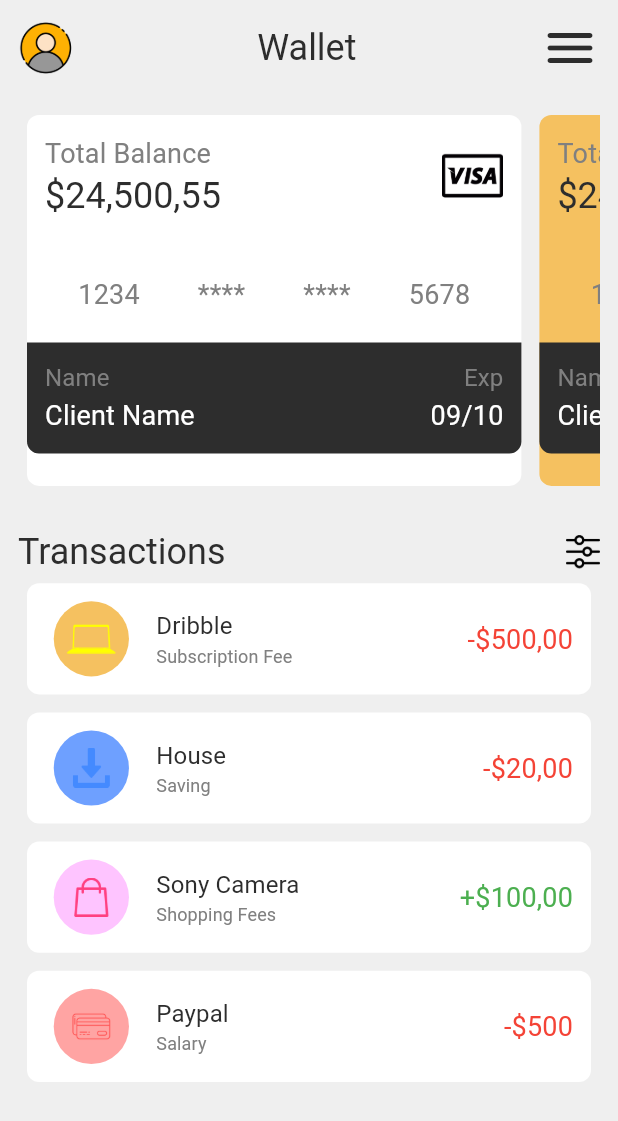
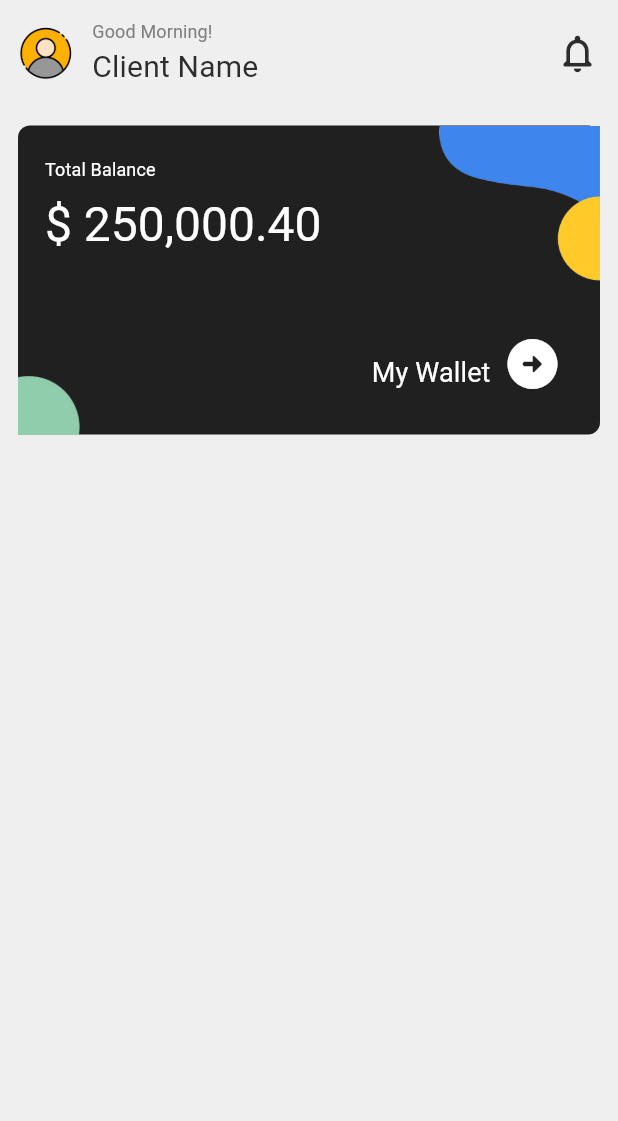
Before and after one commit to SamarKhalid/Fintech_App, a Flutter app: the screen it shows after launch, on a phone screen of 412 x 824 dp. Shown: the top 1121 px of the screen. Run offline on Flutter 3.47's test engine with Material 3 defaults, Android fonts, the phone set to English and light mode, and no system bars; our stand-ins replace flutter_screenutil.

Commit message:
main card

```diff
--- a/lib/main.dart
+++ b/lib/main.dart
@@ -1,3 +1,4 @@
+import 'package:fintech/ui/HomePage.dart';
 import 'package:fintech/ui/WalletPage.dart';
 import 'package:fintech/utils/theme/AppTheme.dart';
 import 'package:flutter/material.dart';
@@ -18,8 +19,12 @@ class MyApp extends StatelessWidget {
       splitScreenMode: true,
       builder: (context, child) {
         return MaterialApp(
+          debugShowCheckedModeBanner: false,
           theme: AppTheme.mainTheme,
-          home: WalletPage(),
+          home: HomePage(),
+          routes: {
+            WalletPage.routeName: (context) => WalletPage(),
+          },
         );
       },
     );
--- /dev/null
+++ b/lib/ui/HomePage.dart
@@ -0,0 +1,51 @@
+import 'package:fintech/utils/components/Cards.dart';
+import 'package:fintech/utils/theme/AppColor.dart';
+import 'package:flutter/material.dart';
+
+class HomePage extends StatefulWidget {
+  const HomePage({super.key});
+
+  static String routeName = 'home page';
+
+  @override
+  State<HomePage> createState() => _HomePageState();
+}
+
+class _HomePageState extends State<HomePage> {
+  @override
+  Widget build(BuildContext context) {
+    final double screenWidth = MediaQuery.of(context).size.width;
+    final double screenHeight = MediaQuery.of(context).size.height;
+    return Scaffold(
+      backgroundColor: AppColor.backgroundColor,
+      body: SafeArea(
+        child: Padding(
+          padding: const EdgeInsets.all(12.0),
+          child: Column(
+            children: [
+              Row(
+                children: [
+                  Image.asset('assets/icons/profile_icon.png',width: screenWidth*0.09),
+                 SizedBox(width: screenWidth * 0.03),
+                  Column(
+                    crossAxisAlignment: CrossAxisAlignment.start,
+                    children: [
+                      Text("Good Morning!", style: Theme.of(context).textTheme.titleSmall),
+                      Text("Client Name", style: Theme.of(context).textTheme.titleMedium?.copyWith(color: AppColor.blackColor)),
+                    ],
+                  ),
+                  Spacer(),
+                  const Icon(Icons.notifications_none_rounded,
+                      size: 30, color: AppColor.blackColor),
+                ],
+              ),
+              SizedBox(height: screenHeight * 0.03),
+              HomeMainCard(),
+
+            ],
+          ),
+        ),
+      ),
+    );
+  }
+}
--- a/lib/utils/components/Cards.dart
+++ b/lib/utils/components/Cards.dart
@@ -1,5 +1,4 @@
 import 'package:flutter/material.dart';
-
 import '../theme/AppColor.dart';
 
 //This file contains different designs for CardViews used in the Application
@@ -133,15 +132,14 @@ class TransactionCard extends StatelessWidget {
   final Color iconBackgroundColor;
 
   const TransactionCard(
-      {Key? key,
+      {super.key,
       required this.transactionName,
       required this.description,
       required this.payment,
       required this.paymentColor,
       required this.iconPath,
       required this.iconColor,
-      required this.iconBackgroundColor})
-      : super(key: key);
+      required this.iconBackgroundColor});
 
   @override
   Widget build(BuildContext context) {
@@ -181,10 +179,13 @@ class TransactionCard extends StatelessWidget {
                       ?.copyWith(color: AppColor.blackColor),
                 ),
                 Text(description,
-                    style: Theme.of(context).textTheme.titleSmall?.copyWith(fontSize: 12)),
+                    style: Theme.of(context)
+                        .textTheme
+                        .titleSmall
+                        ?.copyWith(fontSize: 12)),
               ],
             ),
-            Spacer(),
+            const Spacer(),
             Text(
               payment,
               style: Theme.of(context)
@@ -198,3 +199,66 @@ class TransactionCard extends StatelessWidget {
     );
   }
 }
+
+class HomeMainCard extends StatelessWidget {
+  const HomeMainCard({Key? key}) : super(key: key);
+
+  @override
+  Widget build(BuildContext context) {
+    final double screenWidth = MediaQuery.of(context).size.width;
+    final double screenHeight = MediaQuery.of(context).size.height;
+    return Container(
+      width: screenWidth,
+      height: screenHeight * 0.25,
+      decoration: BoxDecoration(
+        color: Colors.black87,
+        borderRadius: BorderRadius.circular(8.0),
+      ),
+      child: Column(
+        mainAxisAlignment: MainAxisAlignment.spaceBetween,
+        children: [
+          Row(
+            mainAxisAlignment: MainAxisAlignment.spaceBetween,
+            children: [
+              Padding(
+                padding: const EdgeInsets.only(left: 18.0),
+                child: Column(
+                  crossAxisAlignment: CrossAxisAlignment.start,
+                  children: [
+                    Text("Total Balance", style:  Theme.of(context)
+                        .textTheme
+                        .titleSmall?.copyWith(color: Colors.white)),
+                    SizedBox(height: screenHeight*0.01),
+                    Text("\$ 250,000.40", style:  Theme.of(context)
+                        .textTheme
+                        .titleLarge?.copyWith(color: Colors.white,fontSize: 32)),
+                  ],
+                ),
+              ),
+              Image.asset(
+                'assets/images/card_shapes.png',
+                width: screenWidth*0.26,
+              ),
+            ],
+          ),
+          Row(
+            children: [
+              Image.asset(
+                'assets/images/green_circle.png',
+                height: screenHeight*0.1,
+              ),
+              Spacer(),
+              Text("My Wallet", style: Theme.of(context)
+                  .textTheme
+                  .titleSmall?.copyWith(color: Colors.white,fontSize: 18)),
+              Padding(
+                padding: const EdgeInsets.only(right: 25.0,bottom: 12.0,left: 8.0),
+                child: Icon(Icons.arrow_circle_right_rounded,color: Colors.white, size: 40),
+              ),
+            ],
+          ),
+        ],
+      ),
+    );
+  }
+}
--- a/lib/utils/theme/AppTheme.dart
+++ b/lib/utils/theme/AppTheme.dart
@@ -17,12 +17,12 @@ class AppTheme {
             color: AppColor.blackColor
         ),
         titleMedium: TextStyle(
-            fontSize: 18,
+            fontSize: 20,
             fontWeight: FontWeight.w400,
             color: AppColor.fontLight
         ),
         titleSmall: TextStyle(
-            fontSize: 16,
+            fontSize: 12,
             fontWeight: FontWeight.w400,
             color: AppColor.fontLight
         )
--- a/pubspec.yaml
+++ b/pubspec.yaml
@@ -33,6 +33,7 @@ dependencies:
 
   cupertino_icons: ^1.0.8
   flutter_screenutil: ^5.9.0
+  flutter_svg: ^1.1.0
 
 dev_dependencies:
   flutter_test:
@@ -48,6 +49,7 @@ flutter:
   uses-material-design: true
   assets:
     - assets/icons/
+    - assets/images/
   #   - images/a_dot_ham.jpeg
 
   # fonts:
```
Also changed, not shown: assets/images/card_shapes.png (added), assets/images/card_shapes.svg (added), assets/images/green_circle.png (added), pubspec.lock.
